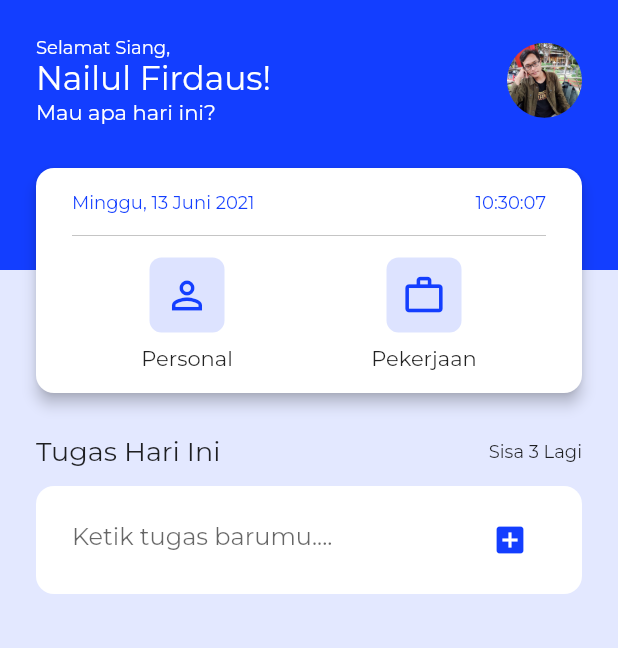
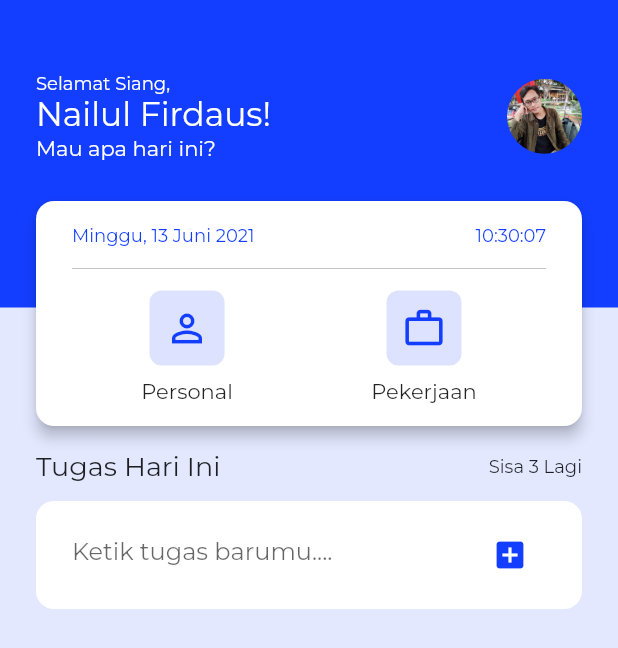
Before and after one commit to nailnafir/flutter-todo, a Flutter app: the screen it shows after launch, on a phone screen of 412 x 824 dp. Shown: the top 648 px of the screen. Run offline on Flutter 3.47's test engine with Material 2 defaults, Android fonts, the phone set to English and light mode, and no system bars; our stand-ins replace google_fonts.

Commit message:
fixed scroll categories card

```diff
--- a/lib/pages/home_page.dart
+++ b/lib/pages/home_page.dart
@@ -97,32 +97,31 @@ class _HomePageState extends State<HomePage> {
   @override
   Widget build(BuildContext context) {
     return Scaffold(
+      appBar: PreferredSize(
+        preferredSize: Size.fromHeight(300),
+        child: AppBar(
+          elevation: 0,
           backgroundColor: Color(0xFFE3E8FF),
-      body: ListView(
+          flexibleSpace: Stack(
             children: [
-          Stack(
+              Column(
                 children: [
-              //NOTE: USER PROFILE
                   Container(
-                width: double.infinity,
-                height: 180,
                     color: Color(0xFF133EFF),
-                padding: EdgeInsets.symmetric(horizontal: 24),
-                child: SafeArea(
                     child: Column(
-                    crossAxisAlignment: CrossAxisAlignment.start,
                       children: [
                         userProfile(),
+                        SizedBox(height: 50),
                       ],
                     ),
                   ),
+                ],
               ),
-              //NOTE: CATEGORIES
-              Column(
+              Center(
+                child: Column(
                   children: [
-                  SizedBox(height: 180 - (180 / 2.5)),
-                  Center(
-                    child: Card(
+                    SizedBox(height: 130),
+                    Card(
                       elevation: 4,
                       color: Colors.white,
                       shape: RoundedRectangleBorder(
@@ -136,16 +135,21 @@ class _HomePageState extends State<HomePage> {
                         child: categories(),
                       ),
                     ),
+                  ],
+                ),
               ),
             ],
           ),
-            ],
         ),
+      ),
+      backgroundColor: Color(0xFFE3E8FF),
+      body: ListView(
+        children: [
           //NOTE: TO DO MAIN
           Column(
             children: [
               Container(
-                padding: EdgeInsets.all(24),
+                padding: EdgeInsets.symmetric(horizontal: 24),
                 child: todoMain(),
               ),
             ],
@@ -172,6 +176,7 @@ class _HomePageState extends State<HomePage> {
 
     return Container(
       margin: EdgeInsets.symmetric(vertical: 24),
+      padding: EdgeInsets.all(24),
       child: Row(
         mainAxisAlignment: MainAxisAlignment.spaceBetween,
         crossAxisAlignment: CrossAxisAlignment.center,
```
Lines whose indentation alone changed are shown as unchanged.
